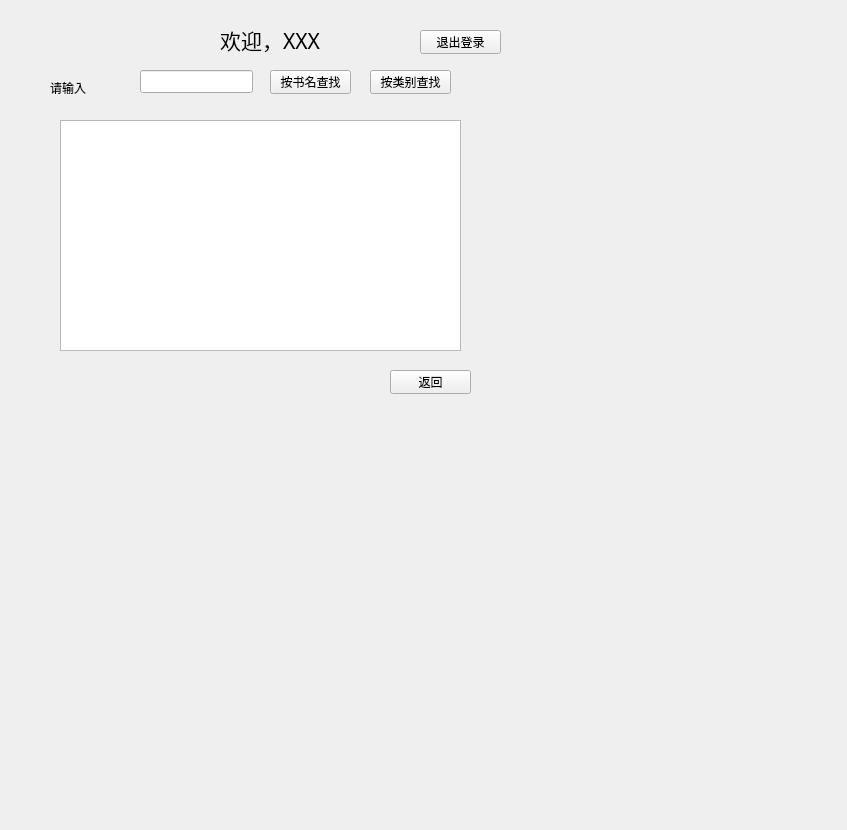
Before: the Qt Designer form user_menu.ui in belunch/book_manage_system, drawn with Qt 5.
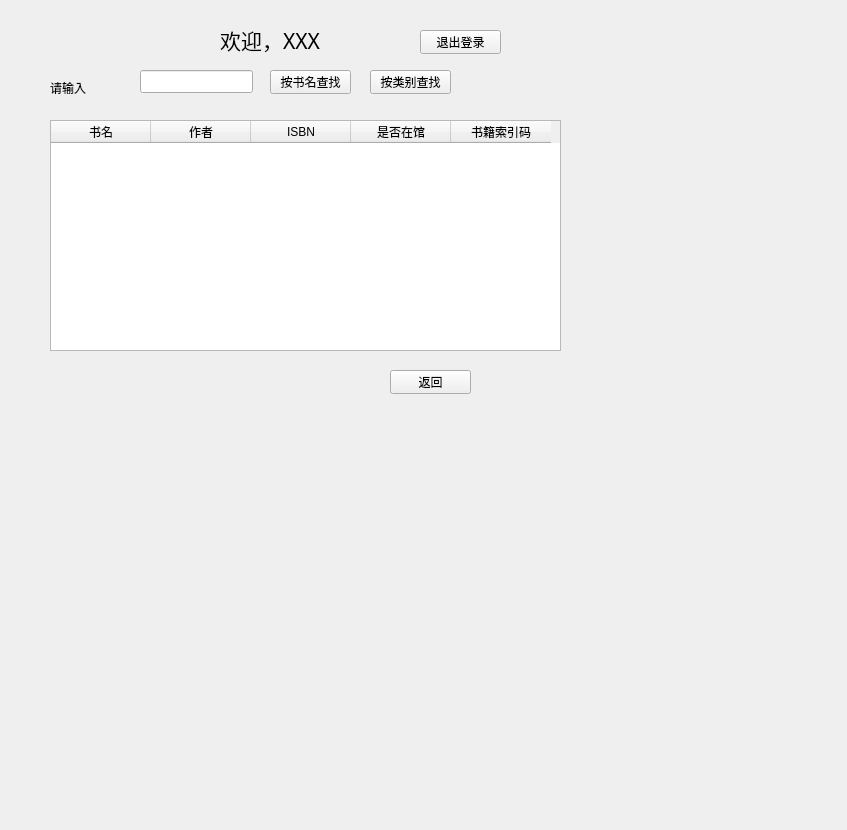
After: the same form once the commit is applied. The open tabs and pages were chosen to show the change.

The edit to the form file:
```diff
--- a/user_menu.ui
+++ b/user_menu.ui
@@ -65,7 +65,7 @@
     <rect>
      <x>20</x>
      <y>60</y>
-     <width>521</width>
+     <width>541</width>
      <height>381</height>
     </rect>
    </property>
@@ -392,12 +392,37 @@
     <widget class="QTableWidget" name="serch_table">
      <property name="geometry">
       <rect>
-       <x>40</x>
+       <x>30</x>
        <y>60</y>
-       <width>401</width>
+       <width>511</width>
        <height>231</height>
       </rect>
      </property>
+     <column>
+      <property name="text">
+       <string>书名</string>
+      </property>
+     </column>
+     <column>
+      <property name="text">
+       <string>作者</string>
+      </property>
+     </column>
+     <column>
+      <property name="text">
+       <string>ISBN</string>
+      </property>
+     </column>
+     <column>
+      <property name="text">
+       <string>是否在馆</string>
+      </property>
+     </column>
+     <column>
+      <property name="text">
+       <string>书籍索引码</string>
+      </property>
+     </column>
     </widget>
     <widget class="QPushButton" name="serch_quit">
      <property name="geometry">
```
Left out of the diff: 2 changed lines with no effect on the pictures.
